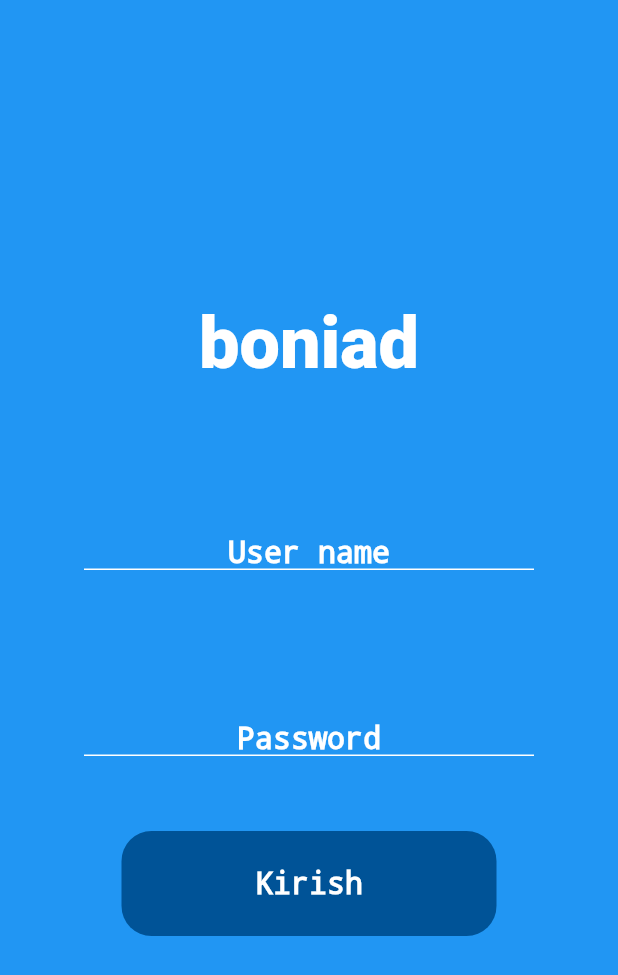
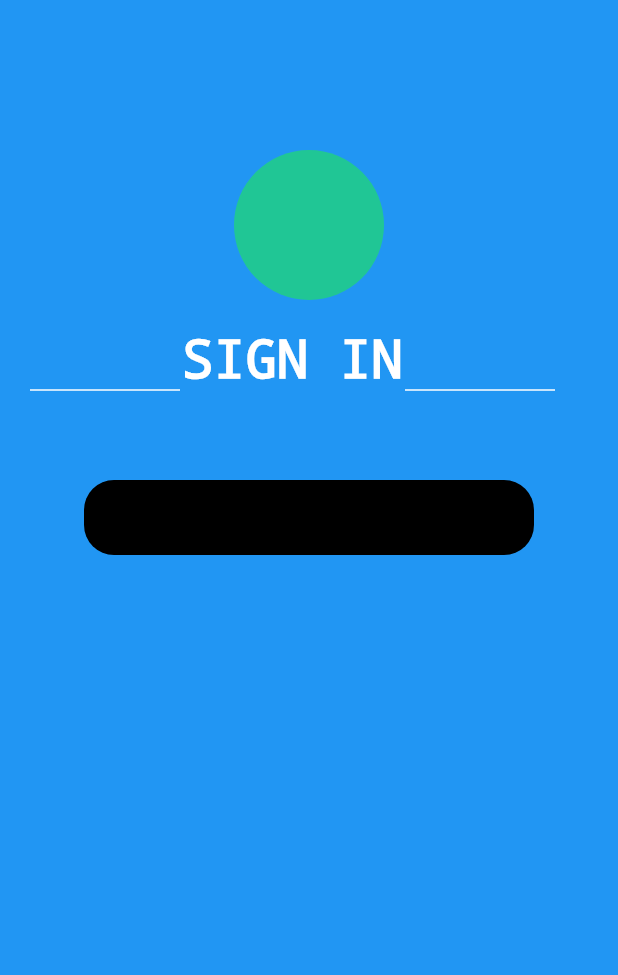
Before and after one commit to sardorergashaliyev/amaliyot, a Flutter app: the screen it shows after launch, on a phone screen of 412 x 824 dp. Shown: the top 975 px of the screen. Run offline on Flutter 3.47's test engine with Material 2 defaults, Android fonts, the phone set to English and light mode, and no system bars; Roboto replaces fonts that are missing (Orange).

Commit message:
Login page 2

```diff
--- a/lib/main.dart
+++ b/lib/main.dart
@@ -1,11 +1,11 @@
 import 'package:flutter/material.dart';
 
 void main() {
-  runApp(const MyApp());
+  runApp(const Second());
 }
 
-class MyApp extends StatelessWidget {
-  const MyApp({super.key});
+class Second extends StatelessWidget {
+  const Second({super.key});
 
   // This widget is the root of your application.
   @override
@@ -16,68 +16,56 @@ class MyApp extends StatelessWidget {
           child: Column(
             children: [
               Container(
-                margin: const EdgeInsets.only(top: 200),
+                height: 100,
+                width: 100,
+                decoration: const BoxDecoration(
+                    color: Color.fromARGB(223, 32, 205, 136),
+                    shape: BoxShape.circle),
+                margin: const EdgeInsets.only(top: 100),
+              ),
+              Row(
+                children: [
+                  Container(
+                    height: 1,
+                    width: 100,
+                    color: Colors.white,
+                    margin: const EdgeInsets.only(top: 50, right: 0, left: 20),
+                  ),
+                  Container(
+                    height: 50,
+                    width: 150,
+                    decoration: const BoxDecoration(
+                      color: Color.fromARGB(0, 0, 0, 0),
+                    ),
+                    margin: const EdgeInsets.only(top: 20),
                     child: const Text(
-                  'boniad',
+                      '''SIGN IN''',
                       style: TextStyle(
                         color: Colors.white,
                         decoration: TextDecoration.none,
-                      fontFamily: 'Orange'),
+                        fontSize: 35,
                       ),
-              ),
-              Container(
-                margin: const EdgeInsets.only(top: 100),
-                child: const Text(
-                  'User name',
-                  style: TextStyle(
-                      color: Colors.white,
-                      decoration: TextDecoration.none,
-                      fontSize: 20),
+                      textAlign: TextAlign.center,
                     ),
                   ),
                   Container(
                     height: 1,
-                width: 300,
+                    width: 100,
                     color: Colors.white,
-                margin: const EdgeInsets.only(top: 0),
+                    margin: const EdgeInsets.only(top: 50, right: 0),
+                  ),
+                ],
               ),
               Container(
-                margin: const EdgeInsets.only(top: 100),
-                child: const Text(
-                  'Password',
-                  style: TextStyle(
-                      color: Colors.white,
-                      decoration: TextDecoration.none,
-                      fontSize: 20),
+                height: 50,
+                width: 300,
+                margin: const EdgeInsets.only(top: 50),
+                decoration: const BoxDecoration(
+                  borderRadius: BorderRadius.all(
+                    Radius.circular(20),
+
                   ),
-              ),
-              Container(
-                height: 1,
-                width: 300,
-                color: Colors.white,
-                margin: const EdgeInsets.only(top: 0),
-              ),
-              Container(
-                height: 70,
-                width: 250,
-                margin: const EdgeInsets.only(top: 50),
-                decoration: BoxDecoration(
-                  borderRadius: BorderRadius.circular(20),
-                  color: const Color.fromARGB(255, 0, 83, 151),
-                ),
-                child: Column(
-                  children: const [
-                    Text(
-                      '''
-                      Kirish''',
-                      style: TextStyle(
-                        color: Colors.white,
-                        decoration: TextDecoration.none,
-                        fontSize: 20,
-                      ),
-                      textAlign: TextAlign.center,
-                    ),
-                  ],
+                  color: Colors.black,
                 ),
               ),
             ],
```
Also changed, not shown: lib/main1.dart (added, +103 -0 lines), 1 other file. Lines whose indentation alone changed are shown as unchanged.
